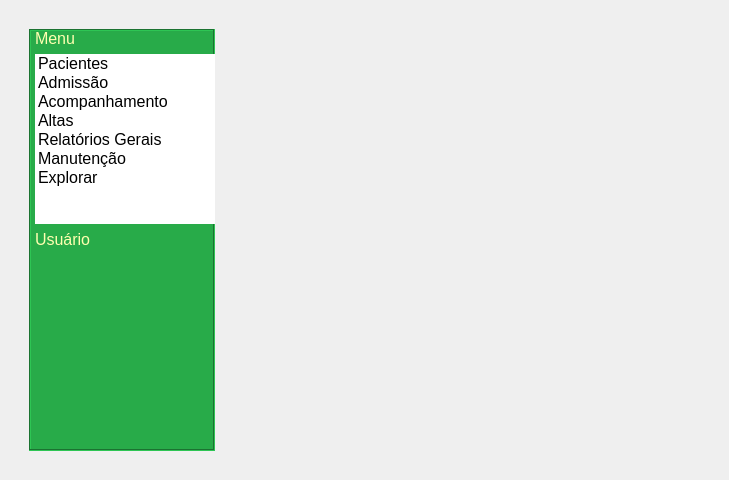
Old version of the form GUI/PrincipalForm.ui in the repository LCapanelli/RP3.
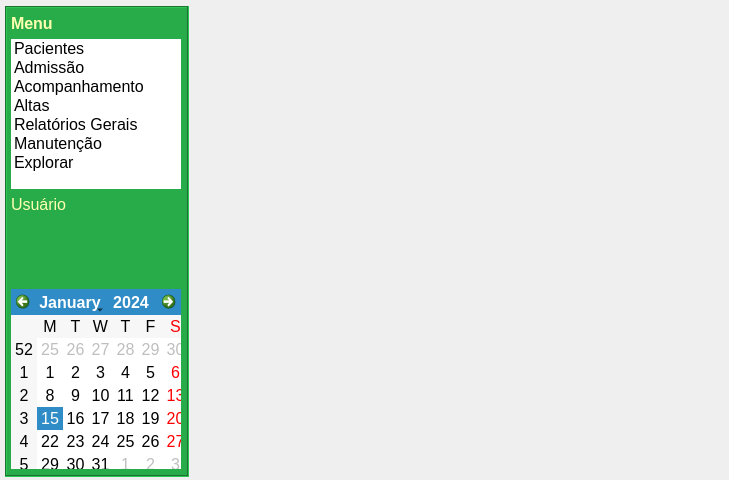
New version of the form.

The edit to the form file:
```diff
--- a/GUI/PrincipalForm.ui
+++ b/GUI/PrincipalForm.ui
@@ -19,6 +19,18 @@
    <string>Form</string>
   </property>
   <layout class="QGridLayout" name="gridLayout">
+   <property name="leftMargin">
+    <number>4</number>
+   </property>
+   <property name="topMargin">
+    <number>1</number>
+   </property>
+   <property name="rightMargin">
+    <number>1</number>
+   </property>
+   <property name="bottomMargin">
+    <number>1</number>
+   </property>
    <item row="0" column="0">
     <widget class="QFrame" name="frame_2">
      <property name="frameShape">
@@ -28,14 +40,35 @@
       <enum>QFrame::Plain</enum>
      </property>
      <layout class="QGridLayout" name="gridLayout_3">
+      <property name="leftMargin">
+       <number>0</number>
+      </property>
+      <property name="topMargin">
+       <number>1</number>
+      </property>
+      <property name="rightMargin">
+       <number>2</number>
+      </property>
+      <property name="bottomMargin">
+       <number>1</number>
+      </property>
       <item row="0" column="0">
        <widget class="QWidget" name="widgetPrincipal" native="true">
         <layout class="QGridLayout" name="gridLayout_2">
+         <property name="leftMargin">
+          <number>1</number>
+         </property>
+         <property name="topMargin">
+          <number>4</number>
+         </property>
+         <property name="bottomMargin">
+          <number>1</number>
+         </property>
          <item row="1" column="0" colspan="2">
           <widget class="QFrame" name="frame">
            <property name="maximumSize">
             <size>
-             <width>200</width>
+             <width>230</width>
              <height>16777215</height>
             </size>
            </property>
@@ -52,11 +85,28 @@
          </item>
          <item row="1" column="1">
           <layout class="QVBoxLayout" name="verticalLayout">
+           <property name="spacing">
+            <number>6</number>
+           </property>
+           <property name="leftMargin">
+            <number>0</number>
+           </property>
+           <property name="topMargin">
+            <number>8</number>
+           </property>
+           <property name="rightMargin">
+            <number>8</number>
+           </property>
+           <property name="bottomMargin">
+            <number>8</number>
+           </property>
            <item>
             <widget class="QLabel" name="label_usuarioLogado_3">
              <property name="font">
               <font>
                <pointsize>12</pointsize>
+               <weight>75</weight>
+               <bold>true</bold>
               </font>
              </property>
              <property name="styleSheet">
@@ -80,7 +130,7 @@
              </property>
              <property name="maximumSize">
               <size>
-               <width>180</width>
+               <width>200</width>
                <height>170</height>
               </size>
              </property>
@@ -164,6 +214,28 @@
              </property>
             </spacer>
            </item>
+           <item>
+            <widget class="QCalendarWidget" name="calendarWidget">
+             <property name="maximumSize">
+              <size>
+               <width>170</width>
+               <height>180</height>
+              </size>
+             </property>
+             <property name="gridVisible">
+              <bool>false</bool>
+             </property>
+             <property name="selectionMode">
+              <enum>QCalendarWidget::SingleSelection</enum>
+             </property>
+             <property name="horizontalHeaderFormat">
+              <enum>QCalendarWidget::SingleLetterDayNames</enum>
+             </property>
+             <property name="dateEditEnabled">
+              <bool>false</bool>
+             </property>
+            </widget>
+           </item>
           </layout>
          </item>
          <item row="1" column="2">
```
Left out of the diff: 12 changed lines with no effect on the pictures.
